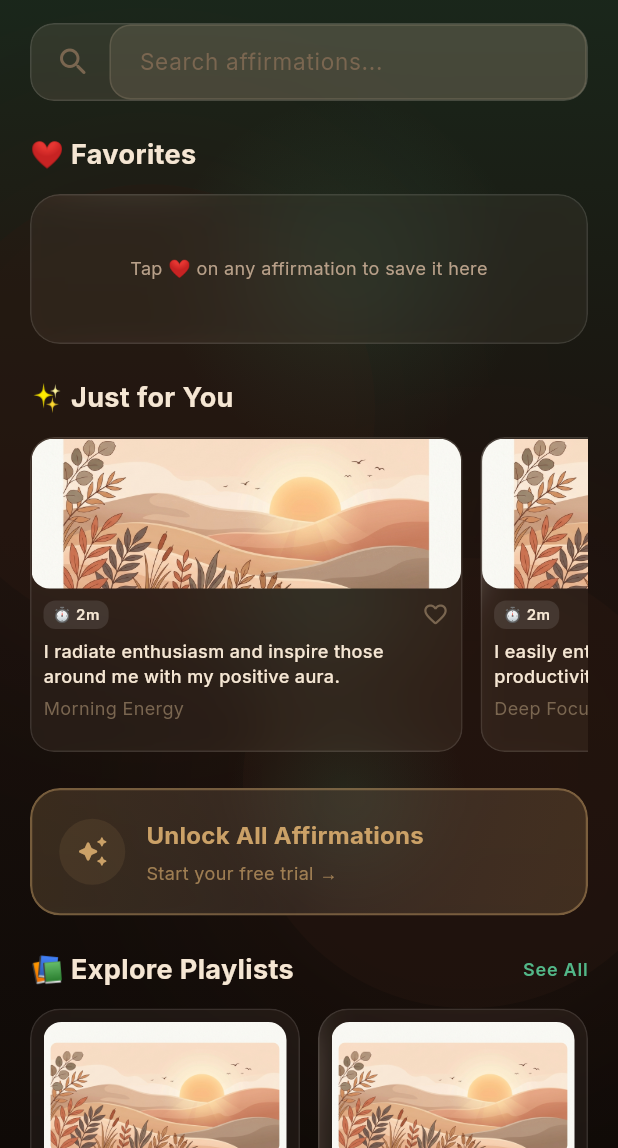
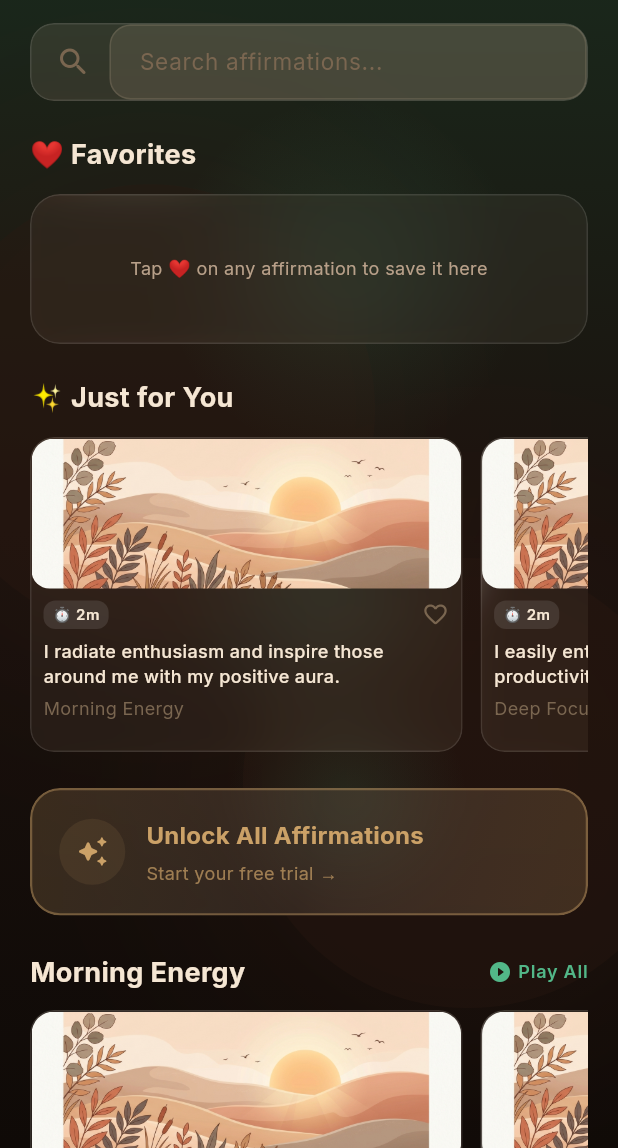
Before and after one commit to SadidSD/Avan-App, a Flutter app: the HomeTab screen opened directly, on a phone screen of 412 x 824 dp, the part 88-1236 px from its top. Run offline on Flutter 3.47's test engine with Material 3 defaults, Android fonts, the phone set to English and light mode, and no system bars; our stand-ins replace audioplayers, flutter_tts, google_fonts, shared_preferences, speech_to_text; missing offline and left inert: record; accounts and stored records are empty.

Commit message:
feat: render each playlist as a dedicated section with horizontal affirmation cards like Just for You

```diff
--- a/lib/screens/home/home_tab.dart
+++ b/lib/screens/home/home_tab.dart
@@ -68,7 +68,8 @@ class _HomeTabState extends State<HomeTab> with SingleTickerProviderStateMixin {
     final audioProvider = Provider.of<AudioProvider>(context, listen: false);
 
     final bool isGrowth = appProvider.isGrowthMode;
-    final Color accent = isGrowth ? AppColors.growthAccent : AppColors.healingAccent;
+    final Color accent =
+        isGrowth ? AppColors.growthAccent : AppColors.healingAccent;
     final bool isPremium = appProvider.isPremium;
 
     // Build Favorites List
@@ -76,7 +77,8 @@ class _HomeTabState extends State<HomeTab> with SingleTickerProviderStateMixin {
     for (var playlist in allPlaylists) {
       for (var aff in playlist.affirmations) {
         if (appProvider.favoriteAffirmations.contains(aff.id)) {
-          if (_searchQuery.isEmpty || aff.quote.toLowerCase().contains(_searchQuery.toLowerCase())) {
+          if (_searchQuery.isEmpty ||
+              aff.quote.toLowerCase().contains(_searchQuery.toLowerCase())) {
             favoriteItems.add({
               'affirmation': aff,
               'playlist': playlist,
@@ -99,7 +101,9 @@ class _HomeTabState extends State<HomeTab> with SingleTickerProviderStateMixin {
         }
       }
       justForYouItems.shuffle();
-      if (justForYouItems.length > 8) justForYouItems = justForYouItems.sublist(0, 8);
+      if (justForYouItems.length > 8) {
+        justForYouItems = justForYouItems.sublist(0, 8);
+      }
     } else {
       for (var playlist in premiumPlaylists) {
         if (playlist.category == 'Anxiety Relief' ||
@@ -114,7 +118,9 @@ class _HomeTabState extends State<HomeTab> with SingleTickerProviderStateMixin {
         }
       }
       justForYouItems.shuffle();
-      if (justForYouItems.length > 8) justForYouItems = justForYouItems.sublist(0, 8);
+      if (justForYouItems.length > 8) {
+        justForYouItems = justForYouItems.sublist(0, 8);
+      }
     }
 
     if (_searchQuery.isNotEmpty) {
@@ -124,16 +130,19 @@ class _HomeTabState extends State<HomeTab> with SingleTickerProviderStateMixin {
       }).toList();
     }
 
-    // Build Explored Playlists
-    List<Playlist> exploredPlaylists = allPlaylists;
+    // Filter Playlists
+    List<Playlist> displayedPlaylists = allPlaylists;
     if (_searchQuery.isNotEmpty) {
-      exploredPlaylists = exploredPlaylists.where((p) =>
-        p.title.toLowerCase().contains(_searchQuery.toLowerCase())
-      ).toList();
+      displayedPlaylists = allPlaylists.where((p) {
+        final matchesTitle =
+            p.title.toLowerCase().contains(_searchQuery.toLowerCase());
+        final matchesAffirmation = p.affirmations.any((a) =>
+            a.quote.toLowerCase().contains(_searchQuery.toLowerCase()));
+        return matchesTitle || matchesAffirmation;
+      }).toList();
     }
 
     final double screenWidth = MediaQuery.of(context).size.width;
-    final double cardWidth = (screenWidth - 52) / 2;
 
     return AnimatedCosmicBackground(
       mode: appProvider.appModeSetting,
@@ -143,11 +152,13 @@ class _HomeTabState extends State<HomeTab> with SingleTickerProviderStateMixin {
           child: FadeTransition(
             opacity: _entryAnimation,
             child: CustomScrollView(
+              physics: const BouncingScrollPhysics(),
               slivers: [
-                // Top Bar
+                // 1. Top Bar
                 SliverToBoxAdapter(
                   child: Padding(
-                    padding: const EdgeInsets.only(left: 20, right: 20, top: 16),
+                    padding:
+                        const EdgeInsets.only(left: 20, right: 20, top: 16),
                     child: Row(
                       children: [
                         Text(
@@ -171,10 +182,11 @@ class _HomeTabState extends State<HomeTab> with SingleTickerProviderStateMixin {
                   ),
                 ),
 
-                // Search Bar
+                // 2. Search Bar
                 SliverToBoxAdapter(
                   child: Padding(
-                    padding: const EdgeInsets.only(left: 20, right: 20, top: 16),
+                    padding:
+                        const EdgeInsets.only(left: 20, right: 20, top: 16),
                     child: LiquidGlassSearchBar(
                       onChanged: (query) {
                         setState(() => _searchQuery = query);
@@ -184,10 +196,11 @@ class _HomeTabState extends State<HomeTab> with SingleTickerProviderStateMixin {
                   ),
                 ),
 
-                // Favorites Section
+                // 3. Favorites Section
                 SliverToBoxAdapter(
                   child: Padding(
-                    padding: const EdgeInsets.only(left: 20, right: 20, top: 24),
+                    padding:
+                        const EdgeInsets.only(left: 20, right: 20, top: 24),
                     child: Column(
                       crossAxisAlignment: CrossAxisAlignment.start,
                       children: [
@@ -232,11 +245,13 @@ class _HomeTabState extends State<HomeTab> with SingleTickerProviderStateMixin {
                                       quote: aff.quote,
                                       playlistName: playlist.title,
                                       imagePath: playlist.imagePath,
-                                      durationMinutes: _getAffirmationDuration(playlist),
+                                      durationMinutes:
+                                          _getAffirmationDuration(playlist),
                                       isFavorite: true,
                                       accentColor: accent,
                                       onTap: () {
-                                        audioProvider.openPlaylist(playlist, context);
+                                        audioProvider.openPlaylist(
+                                            playlist, context);
                                       },
                                       onFavoriteToggle: () {
                                         appProvider.toggleFavorite(aff.id);
@@ -252,10 +267,11 @@ class _HomeTabState extends State<HomeTab> with SingleTickerProviderStateMixin {
                   ),
                 ),
 
-                // Just for You Section
+                // 4. Just for You Section
                 SliverToBoxAdapter(
                   child: Padding(
-                    padding: const EdgeInsets.only(left: 20, right: 20, top: 24),
+                    padding:
+                        const EdgeInsets.only(left: 20, right: 20, top: 24),
                     child: Column(
                       crossAxisAlignment: CrossAxisAlignment.start,
                       children: [
@@ -286,11 +302,15 @@ class _HomeTabState extends State<HomeTab> with SingleTickerProviderStateMixin {
                                       quote: aff.quote,
                                       playlistName: playlist.title,
                                       imagePath: playlist.imagePath,
-                                      durationMinutes: _getAffirmationDuration(playlist),
-                                      isFavorite: appProvider.favoriteAffirmations.contains(aff.id),
+                                      durationMinutes:
+                                          _getAffirmationDuration(playlist),
+                                      isFavorite: appProvider
+                                          .favoriteAffirmations
+                                          .contains(aff.id),
                                       accentColor: accent,
                                       onTap: () {
-                                        audioProvider.openPlaylist(playlist, context);
+                                        audioProvider.openPlaylist(
+                                            playlist, context);
                                       },
                                       onFavoriteToggle: () {
                                         appProvider.toggleFavorite(aff.id);
@@ -306,121 +326,154 @@ class _HomeTabState extends State<HomeTab> with SingleTickerProviderStateMixin {
                   ),
                 ),
 
-                // Premium CTA
+                // 5. Premium CTA Banner
                 if (!isPremium)
                   SliverToBoxAdapter(
                     child: Padding(
-                      padding: const EdgeInsets.only(left: 20, right: 20, top: 24),
+                      padding:
+                          const EdgeInsets.only(left: 20, right: 20, top: 24),
                       child: PremiumCtaBanner(
                         onTap: () => PaywallModal.show(context),
                       ),
                     ),
                   ),
 
-                // Explore Playlists Section
-                SliverToBoxAdapter(
+                // 6. Other Playlist Sections (Each with Playlist Title + Horizontal Affirmation Cards)
+                ...displayedPlaylists.map((playlist) {
+                  // If searching, filter affirmations matching the search query within this playlist
+                  final affirmations = _searchQuery.isEmpty
+                      ? playlist.affirmations
+                      : playlist.affirmations
+                          .where((a) => a.quote
+                              .toLowerCase()
+                              .contains(_searchQuery.toLowerCase()))
+                          .toList();
+
+                  if (affirmations.isEmpty) return const SliverToBoxAdapter(child: SizedBox.shrink());
+
+                  return SliverToBoxAdapter(
                     child: Padding(
-                    padding: const EdgeInsets.only(left: 20, right: 20, top: 24, bottom: 14),
-                    child: Row(
+                      padding:
+                          const EdgeInsets.only(left: 20, right: 20, top: 26),
+                      child: Column(
+                        crossAxisAlignment: CrossAxisAlignment.start,
+                        children: [
+                          // Playlist Header Row
+                          Row(
                             children: [
                               Text(
-                          '📚 Explore Playlists',
+                                playlist.title,
                                 style: AppTextStyles.sectionHeader,
                               ),
+                              if (playlist.isPremium) ...[
+                                const SizedBox(width: 8),
+                                Container(
+                                  padding: const EdgeInsets.symmetric(
+                                      horizontal: 6, vertical: 2),
+                                  decoration: BoxDecoration(
+                                    color:
+                                        AppColors.goldAccent.withOpacity(0.15),
+                                    borderRadius: BorderRadius.circular(6),
+                                    border: Border.all(
+                                        color: AppColors.goldAccent
+                                            .withOpacity(0.3)),
+                                  ),
+                                  child: Row(
+                                    mainAxisSize: MainAxisSize.min,
+                                    children: const [
+                                      Icon(Icons.lock_rounded,
+                                          size: 10,
+                                          color: AppColors.goldAccent),
+                                      SizedBox(width: 3),
+                                      Text(
+                                        'PRO',
+                                        style: TextStyle(
+                                          fontFamily: 'Inter',
+                                          fontSize: 9,
+                                          fontWeight: FontWeight.w700,
+                                          color: AppColors.goldAccent,
+                                          letterSpacing: 0.5,
+                                        ),
+                                      ),
+                                    ],
+                                  ),
+                                ),
+                              ],
                               const Spacer(),
+                              GestureDetector(
+                                onTap: () {
+                                  if (playlist.isPremium && !isPremium) {
+                                    PaywallModal.show(context);
+                                  } else {
+                                    audioProvider.openPlaylist(
+                                        playlist, context);
+                                  }
+                                },
+                                child: Row(
+                                  mainAxisSize: MainAxisSize.min,
+                                  children: [
+                                    Icon(
+                                      Icons.play_circle_fill_rounded,
+                                      size: 16,
+                                      color: accent,
+                                    ),
+                                    const SizedBox(width: 4),
                                     Text(
-                          'See All',
+                                      'Play All',
                                       style: AppTextStyles.modeLabel(accent),
                                     ),
                                   ],
                                 ),
                               ),
+                            ],
                           ),
-                SliverPadding(
-                  padding: const EdgeInsets.symmetric(horizontal: 20),
-                  sliver: SliverToBoxAdapter(
-                    child: Wrap(
-                      spacing: 12,
-                      runSpacing: 12,
-                      children: exploredPlaylists.map((playlist) {
-                        return GestureDetector(
+                          const SizedBox(height: 14),
+                          // Horizontal Carousel of Affirmation Cards for this Playlist
+                          SizedBox(
+                            height: 210,
+                            child: ListView.builder(
+                              scrollDirection: Axis.horizontal,
+                              itemCount: affirmations.length,
+                              itemBuilder: (context, index) {
+                                final aff = affirmations[index];
+                                return Padding(
+                                  padding: const EdgeInsets.only(right: 12),
+                                  child: SizedBox(
+                                    width: screenWidth * 0.7,
+                                    child: AffirmationCard(
+                                      quote: aff.quote,
+                                      playlistName: playlist.title,
+                                      imagePath: playlist.imagePath,
+                                      durationMinutes:
+                                          _getAffirmationDuration(playlist),
+                                      isFavorite: appProvider
+                                          .favoriteAffirmations
+                                          .contains(aff.id),
+                                      accentColor: accent,
                                       onTap: () {
                                         if (playlist.isPremium && !isPremium) {
                                           PaywallModal.show(context);
                                         } else {
-                              audioProvider.openPlaylist(playlist, context);
+                                          audioProvider.openPlaylist(
+                                              playlist, context);
                                         }
                                       },
-                          child: SizedBox(
-                            width: cardWidth,
-                            child: GlassCard(
-                              accentColor: accent,
-                              padding: const EdgeInsets.all(8),
-                              child: Column(
-                                crossAxisAlignment: CrossAxisAlignment.start,
-                                children: [
-                                  ClipRRect(
-                                    borderRadius: BorderRadius.circular(12),
-                                    child: SizedBox(
-                                      height: 100,
-                                      width: double.infinity,
-                                      child: Image.asset(
-                                        playlist.imagePath,
-                                        fit: BoxFit.cover,
-                                        errorBuilder: (context, error, stackTrace) => Container(
-                                          color: Colors.white10,
-                                          child: const Icon(Icons.image, color: Colors.white24),
+                                      onFavoriteToggle: () {
+                                        appProvider.toggleFavorite(aff.id);
+                                      },
                                     ),
                                   ),
-                                    ),
-                                  ),
-                                  const SizedBox(height: 10),
-                                  Row(
-                                    children: [
-                                      Expanded(
-                                        child: Text(
-                                          playlist.title,
-                                          style: AppTextStyles.cardTitle,
-                                          maxLines: 1,
-                                          overflow: TextOverflow.ellipsis,
-                                        ),
-                                      ),
-                                      if (playlist.isPremium)
-                                        Padding(
-                                          padding: const EdgeInsets.only(left: 4),
-                                          child: Icon(
-                                            Icons.lock_rounded,
-                                            size: 14,
-                                            color: AppColors.goldAccent,
+                                );
+                              },
                             ),
                           ),
                         ],
                       ),
-                                  const SizedBox(height: 4),
-                                  Row(
-                                    children: [
-                                      Text(
-                                        '${playlist.affirmations.length} affirmations',
-                                        style: AppTextStyles.bodySmall,
-                                      ),
-                                      const Spacer(),
-                                      Text(
-                                        playlist.duration,
-                                        style: AppTextStyles.bodySmall,
-                                      ),
-                                    ],
-                                  ),
-                                ],
-                              ),
-                            ),
                     ),
                   );
                 }).toList(),
-                    ),
-                  ),
-                ),
 
-                // Bottom Spacer
+                // Bottom Spacer for floating nav bar
                 const SliverToBoxAdapter(
                   child: SizedBox(height: 140),
                 ),
```
Also changed, not shown: assets/fonts/MaterialIcons-Regular.otf, 1 other file. Lines whose indentation alone changed are shown as unchanged.
